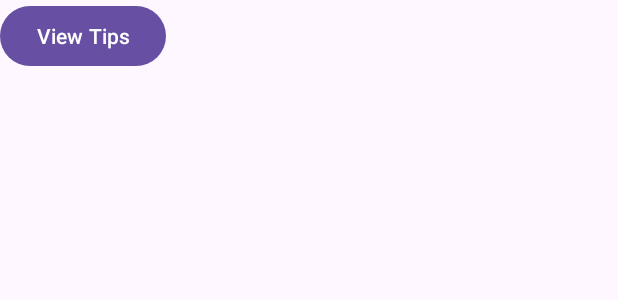
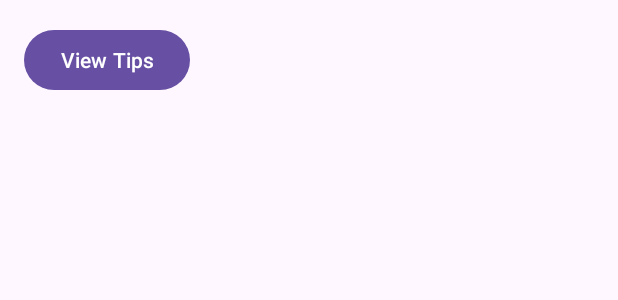
Before and after one commit to Aetthera/DeliveryApp_FinalProject_AndroidMobileDev, an Android app: the layout activity_main.xml on its own in the app's theme, with its tools: preview values and no code run, on a phone screen of 412 x 824 dp. Shown: the top 300 px of the screen. Run offline under Robolectric (Android 15) with nearby library versions, the phone set to English and light mode, and no system bars.

Commit message:
actvity main just to make sure my part is running

```diff
--- a/app/src/main/res/layout/activity_main.xml
+++ b/app/src/main/res/layout/activity_main.xml
@@ -13,6 +13,6 @@
         android:layout_height="wrap_content"
         android:text="View Tips"
         android:layout_margin="16dp"
-        tools:ignore="MissingConstraints" />
-
+        app:layout_constraintTop_toTopOf="parent"
+        app:layout_constraintStart_toStartOf="parent" />
 </androidx.constraintlayout.widget.ConstraintLayout>
```
